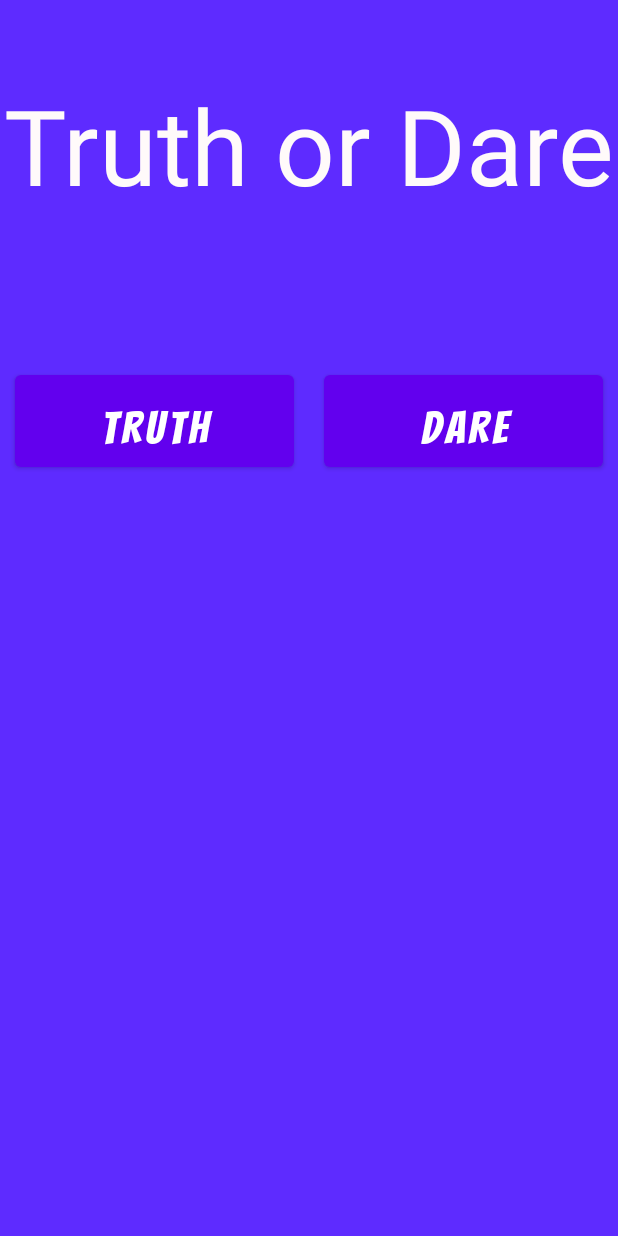
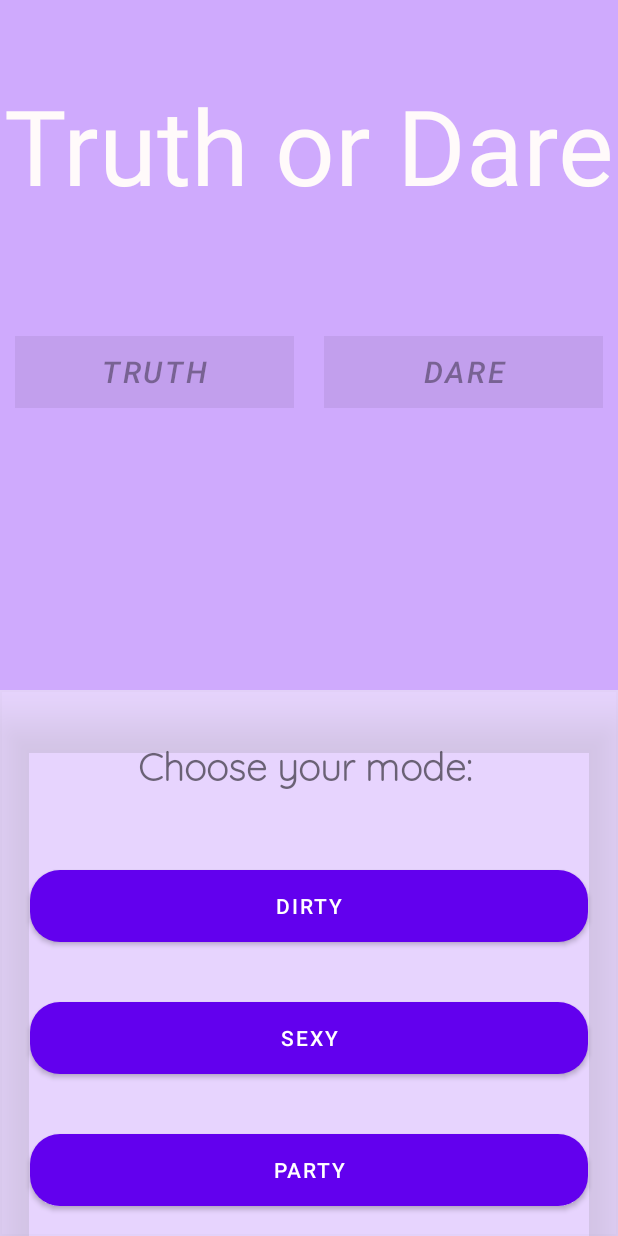
Before and after one commit to denisaT/TruthOrDare, an Android app: the GameFragment screen opened through its navigation route, on a phone screen of 412 x 824 dp. Run offline under Robolectric (Android 15) with nearby library versions, the phone set to English and light mode, and no system bars; our stand-ins replace Room's generated code, data binding; Roboto replaces fonts that are not available here; 1 statement that could not run was skipped.

Commit message:
More code.

```diff
--- a/app/src/main/java/com/denisatrif/truthdare/db/dao/PlayerDao.kt
+++ b/app/src/main/java/com/denisatrif/truthdare/db/dao/PlayerDao.kt
@@ -7,6 +7,8 @@ import com.denisatrif.truthdare.db.model.Player
 interface PlayerDao {
     @Query("SELECT * FROM player ORDER by `order`")
     fun getAll(): List<Player>
+
+
 
     @Query("SELECT * FROM player WHERE id IN (:playerIds)")
     fun loadAllByIds(playerIds: IntArray): List<Player>
--- a/app/src/main/java/com/denisatrif/truthdare/db/dao/TruthDareDao.kt
+++ b/app/src/main/java/com/denisatrif/truthdare/db/dao/TruthDareDao.kt
@@ -4,6 +4,7 @@ import androidx.room.Dao
 import androidx.room.Delete
 import androidx.room.Insert
 import androidx.room.Query
+import com.denisatrif.truthdare.db.model.QuestionType
 import com.denisatrif.truthdare.db.model.TruthDare
 import kotlinx.coroutines.flow.Flow
 
@@ -32,4 +33,10 @@ interface TruthDareDao {
 
     @Query("SELECT * FROM truthdare WHERE isTruth = 0 ORDER BY RANDOM() LIMIT 1")
     fun getRandomDare(): TruthDare
+
+    @Query("SELECT * FROM truthdare WHERE isTruth = 1 AND type = (:qType) ORDER BY RANDOM() LIMIT 1")
+    fun getRandomTruth(qType: QuestionType): TruthDare
+
+    @Query("SELECT * FROM truthdare WHERE isTruth = 0 AND type = (:qType) ORDER BY RANDOM() LIMIT 1")
+    fun getRandomDare(qType: QuestionType): TruthDare
 }
--- a/app/src/main/java/com/denisatrif/truthdare/db/repos/TruthDareRepository.kt
+++ b/app/src/main/java/com/denisatrif/truthdare/db/repos/TruthDareRepository.kt
@@ -1,6 +1,7 @@
 package com.denisatrif.truthdare.db.repos
 
 import com.denisatrif.truthdare.db.dao.TruthDareDao
+import com.denisatrif.truthdare.db.model.QuestionType
 import com.denisatrif.truthdare.db.model.TruthDare
 
 class TruthDareRepository(private val truthDareDao: TruthDareDao) {
@@ -9,8 +10,7 @@ class TruthDareRepository(private val truthDareDao: TruthDareDao) {
     fun getAllDares() = truthDareDao.getAllDares()
 
     fun insertAll(truthDares: List<TruthDare>) = truthDareDao.insertAll(truthDares)
-    fun getRandomTruth() = truthDareDao.getRandomTruth()
-    fun getRandomDare() = truthDareDao.getRandomDare()
-
+    fun getRandomTruth(type: QuestionType) = truthDareDao.getRandomTruth(type)
+    fun getRandomDare(type: QuestionType) = truthDareDao.getRandomDare(type)
 
 }
--- a/app/src/main/java/com/denisatrif/truthdare/screens/EntryScreenFragment.kt
+++ b/app/src/main/java/com/denisatrif/truthdare/screens/EntryScreenFragment.kt
@@ -7,6 +7,7 @@ import android.view.View
 import android.view.ViewGroup
 import androidx.fragment.app.Fragment
 import androidx.lifecycle.lifecycleScope
+import androidx.navigation.fragment.NavHostFragment
 import androidx.navigation.fragment.findNavController
 import com.denisatrif.truthdare.R
 import com.denisatrif.truthdare.databinding.FragmentEntryScreenBinding
--- a/app/src/main/java/com/denisatrif/truthdare/screens/GameFragment.kt
+++ b/app/src/main/java/com/denisatrif/truthdare/screens/GameFragment.kt
@@ -6,17 +6,23 @@ import android.view.View
 import android.view.ViewGroup
 import androidx.fragment.app.Fragment
 import androidx.lifecycle.ViewModelProvider
+import com.denisatrif.truthdare.R
 import com.denisatrif.truthdare.databinding.FragmentGameBinding
 import com.denisatrif.truthdare.db.AppDatabase
+import com.denisatrif.truthdare.db.model.QuestionType
 import com.denisatrif.truthdare.screens.GameFragment.Callback
 import com.denisatrif.truthdare.viewmodel.GameViewModel
 import com.denisatrif.truthdare.viewmodel.GameViewModelFactory
+import com.google.android.material.bottomsheet.BottomSheetBehavior
+import com.google.android.material.bottomsheet.BottomSheetBehavior.*
 
 
 class GameFragment : Fragment() {
 
     private lateinit var gameViewModel: GameViewModel
     private var _binding: FragmentGameBinding? = null
+    private var bottomSheetBehavior: BottomSheetBehavior<View>? = null
+    private var questionType = QuestionType.PARTY
 
     // This property is only valid between onCreateView and
     // onDestroyView.
@@ -35,15 +41,21 @@ class GameFragment : Fragment() {
                 lifecycleOwner = viewLifecycleOwner
                 callback = Callback { isTruth ->
                     if (isTruth) {
-                        gameViewModel.getRandomTruth().observe(lifecycleOwner!!, {
+                        gameViewModel.getRandomTruth(questionType).observe(lifecycleOwner!!, {
                             binding.questionContent.text = it.question
+                            binding.player = gameViewModel.getNextPlayer()
                         })
                     } else {
-                        gameViewModel.getRandomDare().observe(lifecycleOwner!!, {
+                        gameViewModel.getRandomDare(questionType).observe(lifecycleOwner!!, {
                             binding.questionContent.text = it.question
+                            binding.player = gameViewModel.getNextPlayer()
                         })
                     }
                 }
+                gameViewModel.getAllPlayers().observe(lifecycleOwner!!, {
+                    gameViewModel.players = it.toMutableList()
+                    binding.player = gameViewModel.getCurrentPlayer()
+                })
 
             }
         return binding.root
@@ -51,6 +63,52 @@ class GameFragment : Fragment() {
 
     override fun onViewCreated(view: View, savedInstanceState: Bundle?) {
         super.onViewCreated(view, savedInstanceState)
+        bottomSheetBehavior = from(binding.includedLayout.standardBottomSheet)
+        bottomSheetBehavior!!.addBottomSheetCallback(bottomSheetCallback)
+        bottomSheetBehavior!!.peekHeight = 200
+        bottomSheetBehavior!!.state = STATE_EXPANDED
+
+        disableMainScreen()
+
+        binding.includedLayout.dirtyModeButton.setOnClickListener {
+            questionType = QuestionType.DIRTY
+            binding.includedLayout.modeTv.text = getString(R.string.dirty)
+        }
+        binding.includedLayout.sexyModeButton.setOnClickListener {
+            questionType = QuestionType.SEXY
+            binding.includedLayout.modeTv.text = getString(R.string.sexy)
+        }
+        binding.includedLayout.partyModeButton.setOnClickListener {
+            questionType = QuestionType.PARTY
+            binding.includedLayout.modeTv.text = getString(R.string.party)
+        }
+    }
+
+    private val bottomSheetCallback = object : BottomSheetBehavior.BottomSheetCallback() {
+        override fun onStateChanged(bottomSheet: View, newState: Int) {
+            if (newState == STATE_EXPANDED) {
+                disableMainScreen()
+            } else if (newState == STATE_COLLAPSED) {
+                binding.dareButton.isEnabled = true
+                binding.truthButton.isEnabled = true
+                binding.gameScreenContainer.setBackgroundResource(R.drawable.game_container_background)
+            } else if ((bottomSheetBehavior!!.state == STATE_EXPANDED ||
+                        bottomSheetBehavior!!.state == STATE_COLLAPSED)
+                && newState == STATE_DRAGGING
+            ) {
+                bottomSheetBehavior!!.state = STATE_COLLAPSED
+            }
+        }
+
+        override fun onSlide(bottomSheet: View, slideOffset: Float) {
+            //Toast.makeText(context, "onSlide", Toast.LENGTH_LONG).show()
+        }
+    }
+
+    private fun disableMainScreen() {
+        binding.dareButton.isEnabled = false
+        binding.truthButton.isEnabled = false
+        binding.gameScreenContainer.setBackgroundResource(R.color.purple_200_alpha)
     }
 
     override fun onDestroyView() {
--- a/app/src/main/java/com/denisatrif/truthdare/screens/PlayersFragment.kt
+++ b/app/src/main/java/com/denisatrif/truthdare/screens/PlayersFragment.kt
@@ -9,6 +9,7 @@ import androidx.core.view.size
 import androidx.core.widget.doAfterTextChanged
 import androidx.fragment.app.Fragment
 import androidx.lifecycle.ViewModelProvider
+import androidx.navigation.fragment.NavHostFragment
 import androidx.navigation.fragment.findNavController
 import com.denisatrif.truthdare.R
 import com.denisatrif.truthdare.databinding.FragmentPlayersBinding
--- a/app/src/main/java/com/denisatrif/truthdare/viewmodel/GameViewModel.kt
+++ b/app/src/main/java/com/denisatrif/truthdare/viewmodel/GameViewModel.kt
@@ -4,28 +4,61 @@ import androidx.lifecycle.LiveData
 import androidx.lifecycle.MutableLiveData
 import androidx.lifecycle.ViewModel
 import androidx.lifecycle.viewModelScope
+import com.denisatrif.truthdare.db.model.Player
+import com.denisatrif.truthdare.db.model.QuestionType
 import com.denisatrif.truthdare.db.model.TruthDare
+import com.denisatrif.truthdare.db.repos.PlayersRepository
 import com.denisatrif.truthdare.db.repos.TruthDareRepository
 import kotlinx.coroutines.Dispatchers
 import kotlinx.coroutines.launch
 
-class GameViewModel(private val truthDaresRepository: TruthDareRepository) : ViewModel() {
+class GameViewModel(
+    private val truthDaresRepository: TruthDareRepository,
+    private val playersRepository: PlayersRepository
+) : ViewModel() {
 
-    fun getRandomTruth(): LiveData<TruthDare> {
+    var players = mutableListOf<Player>()
+    var currentPlayerPosition = 0
+
+    fun nextPlayer() {
+        if (currentPlayerPosition < players.size - 1) {
+            currentPlayerPosition++
+        } else {
+            currentPlayerPosition = 0
+        }
+    }
+
+    fun getAllPlayers(): LiveData<List<Player>> {
+        val liveData = MutableLiveData<List<Player>>()
+        viewModelScope.launch(Dispatchers.IO) {
+            val players = playersRepository.getAllPlayers()
+            liveData.postValue(players)
+        }
+        return liveData
+    }
+
+    fun getCurrentPlayer() = players[currentPlayerPosition]
+
+    fun getRandomTruth(type: QuestionType): LiveData<TruthDare> {
         val liveData = MutableLiveData<TruthDare>()
         viewModelScope.launch(Dispatchers.IO) {
-            val randomTruth = truthDaresRepository.getRandomTruth()
+            val randomTruth = truthDaresRepository.getRandomTruth(type)
             liveData.postValue(randomTruth)
         }
         return liveData
     }
 
-    fun getRandomDare(): LiveData<TruthDare> {
+    fun getRandomDare(type: QuestionType): LiveData<TruthDare> {
         val liveData = MutableLiveData<TruthDare>()
         viewModelScope.launch(Dispatchers.IO) {
-            val randomDare = truthDaresRepository.getRandomDare()
+            val randomDare = truthDaresRepository.getRandomDare(type)
             liveData.postValue(randomDare)
         }
         return liveData
     }
+
+    fun getNextPlayer(): Player {
+        nextPlayer()
+        return players[currentPlayerPosition]
+    }
 }
--- a/app/src/main/java/com/denisatrif/truthdare/viewmodel/GameViewModelFactory.kt
+++ b/app/src/main/java/com/denisatrif/truthdare/viewmodel/GameViewModelFactory.kt
@@ -3,11 +3,15 @@ package com.denisatrif.truthdare.viewmodel
 import androidx.lifecycle.ViewModel
 import androidx.lifecycle.ViewModelProvider
 import com.denisatrif.truthdare.db.AppDatabase
+import com.denisatrif.truthdare.db.repos.PlayersRepository
 import com.denisatrif.truthdare.db.repos.TruthDareRepository
 
-class GameViewModelFactory(private val appDatabase: AppDatabase): ViewModelProvider.Factory {
+class GameViewModelFactory(private val appDatabase: AppDatabase) : ViewModelProvider.Factory {
 
     override fun <T : ViewModel?> create(modelClass: Class<T>): T {
-        return GameViewModel(TruthDareRepository(appDatabase.truthDareDao())) as T
+        return GameViewModel(
+            TruthDareRepository(appDatabase.truthDareDao()),
+            PlayersRepository(appDatabase.playerDao())
+        ) as T
     }
 }
--- /dev/null
+++ b/app/src/main/res/drawable/game_container_background.xml
@@ -0,0 +1,8 @@
+<?xml version="1.0" encoding="utf-8"?>
+<shape xmlns:android="http://schemas.android.com/apk/res/android">
+    <gradient
+        android:angle="90"
+        android:centerColor="@color/white"
+        android:endColor="@color/purple_200"
+        android:startColor="#FFD7C8E8" />
+</shape>
--- /dev/null
+++ b/app/src/main/res/drawable/mode_button_gradient.xml
@@ -0,0 +1,11 @@
+<?xml version="1.0" encoding="utf-8"?>
+<shape xmlns:android="http://schemas.android.com/apk/res/android">
+    <gradient
+        android:angle="90"
+        android:centerColor="@color/white"
+        android:endColor="@color/purple_500"
+        android:startColor="@color/purple_200"
+        android:type="sweep" />
+
+    <corners android:radius="20dp" />
+</shape>
--- a/app/src/main/res/layout/fragment_game.xml
+++ b/app/src/main/res/layout/fragment_game.xml
@@ -17,9 +17,10 @@
 
 
     <androidx.constraintlayout.widget.ConstraintLayout
+        android:id="@+id/game_screen_container"
         android:layout_width="match_parent"
         android:layout_height="match_parent"
-        android:background="@color/primary_color">
+        android:background="@drawable/game_container_background">
 
         <TextView
             android:id="@+id/textview_first"
@@ -38,29 +39,40 @@
             android:id="@+id/player_name"
             android:layout_width="wrap_content"
             android:layout_height="wrap_content"
-            android:layout_marginTop="50dp"
             android:layout_marginBottom="50dp"
+            android:fontFamily="@font/quicksand_light"
             android:text="@{player.name}"
             android:textColor="@color/white"
             android:textSize="30sp"
-            android:textStyle="italic"
+            android:textStyle="bold"
+            app:layout_constraintBottom_toTopOf="@+id/buttons_container"
             app:layout_constraintEnd_toEndOf="parent"
             app:layout_constraintStart_toStartOf="parent"
             app:layout_constraintTop_toBottomOf="@+id/textview_first"
             tools:text="DENISUCA" />
+
+        <LinearLayout
+            android:id="@+id/buttons_container"
+            android:layout_width="match_parent"
+            android:layout_height="wrap_content"
+            android:layout_marginTop="30dp"
+            android:orientation="horizontal"
+            app:layout_constraintEnd_toEndOf="parent"
+            app:layout_constraintStart_toStartOf="parent"
+            app:layout_constraintTop_toBottomOf="@+id/player_name">
 
             <Button
                 android:id="@+id/truth_button"
                 android:layout_width="0dp"
                 android:layout_height="wrap_content"
                 android:layout_margin="10dp"
-            android:fontFamily="@font/bangers"
+                android:layout_weight="1"
+                android:translationZ="10dp"
+                android:background="@color/half_white_transparent"
                 android:onClick="@{() -> callback.generateRandom(true)}"
                 android:text="@string/truth"
-            android:textSize="30sp"
-            app:layout_constraintLeft_toLeftOf="parent"
-            app:layout_constraintRight_toLeftOf="@+id/guideline"
-            app:layout_constraintTop_toBottomOf="@+id/player_name" />
+                android:textSize="20sp"
+                android:textStyle="italic" />
 
             <androidx.constraintlayout.widget.Guideline
                 android:id="@+id/guideline"
@@ -75,26 +87,41 @@
                 android:layout_height="wrap_content"
                 android:layout_margin="10dp"
                 android:layout_marginEnd="4dp"
-            android:fontFamily="@font/bangers"
+                android:layout_weight="1"
+                android:background="@color/half_white_transparent"
                 android:onClick="@{() -> callback.generateRandom(false)}"
                 android:text="@string/dare"
-            android:textSize="30sp"
-            app:layout_constraintLeft_toRightOf="@+id/guideline"
-            app:layout_constraintRight_toRightOf="parent"
-            app:layout_constraintTop_toBottomOf="@+id/player_name" />
+                android:textSize="20sp"
+                android:textStyle="italic" />
+
+        </LinearLayout>
 
         <TextView
             android:id="@+id/question_content"
             android:layout_width="wrap_content"
             android:layout_height="wrap_content"
-            android:padding="20dp"
-            android:fontFamily="@font/bangers"
-            android:textColor="@color/white"
+            android:fontFamily="@font/quicksand_light"
+            android:gravity="center_horizontal"
+            android:padding="50dp"
+            android:textColor="@color/black"
             android:textSize="25sp"
             app:layout_constraintEnd_toEndOf="parent"
             app:layout_constraintStart_toStartOf="parent"
-            app:layout_constraintTop_toBottomOf="@+id/truth_button"
-            tools:text="Question zdflsajdfslkagfjlskafdlskafdslkahdfsakldhfklasjhdfklasjdhfkasjhdfksajhflskhfksjdskdddddddddddddddd" />
+            app:layout_constraintTop_toBottomOf="@+id/buttons_container"
+            tools:text="Question" />
 
+        <androidx.coordinatorlayout.widget.CoordinatorLayout
+            android:id="@+id/bottom_sheet_layout"
+            android:layout_width="match_parent"
+            android:layout_height="wrap_content"
+            app:layout_constraintBottom_toBottomOf="parent"
+            app:layout_constraintEnd_toEndOf="parent"
+            app:layout_constraintStart_toStartOf="parent">
+
+            <include
+                android:id="@+id/included_layout"
+                layout="@layout/game_bottom_sheet" />
+
+        </androidx.coordinatorlayout.widget.CoordinatorLayout>
     </androidx.constraintlayout.widget.ConstraintLayout>
 </layout>
--- /dev/null
+++ b/app/src/main/res/layout/game_bottom_sheet.xml
@@ -0,0 +1,47 @@
+<?xml version="1.0" encoding="utf-8"?>
+<layout xmlns:android="http://schemas.android.com/apk/res/android">
+
+    <LinearLayout xmlns:app="http://schemas.android.com/apk/res-auto"
+        android:id="@+id/standard_bottom_sheet"
+        style="@style/ModalBottomSheetDialog"
+        android:layout_width="match_parent"
+        android:layout_height="wrap_content"
+        android:orientation="vertical"
+        app:layout_behavior="com.google.android.material.bottomsheet.BottomSheetBehavior">
+
+        <TextView
+            android:id="@+id/mode_tv"
+            android:layout_width="match_parent"
+            android:layout_height="100dp"
+            android:gravity="center"
+            android:textStyle="bold"
+            android:text="@string/choose_your_mode"
+            android:fontFamily="@font/quicksand_light"
+            android:textSize="25sp" />
+
+        <Button
+            android:id="@+id/dirty_mode_button"
+            android:layout_width="match_parent"
+            android:layout_height="wrap_content"
+            android:layout_margin="20dp"
+            android:background="@drawable/mode_button_gradient"
+            android:text="@string/dirty" />
+
+        <Button
+            android:id="@+id/sexy_mode_button"
+            android:layout_width="match_parent"
+            android:layout_height="wrap_content"
+            android:layout_margin="20dp"
+            android:background="@drawable/mode_button_gradient"
+            android:text="@string/sexy" />
+
+        <Button
+            android:id="@+id/party_mode_button"
+            android:layout_width="match_parent"
+            android:layout_height="wrap_content"
+            android:layout_margin="20dp"
+            android:background="@drawable/mode_button_gradient"
+            android:text="@string/party" />
+
+    </LinearLayout>
+</layout>
--- a/app/src/main/res/values/colors.xml
+++ b/app/src/main/res/values/colors.xml
@@ -1,6 +1,7 @@
 <?xml version="1.0" encoding="utf-8"?>
 <resources>
     <color name="purple_200">#FFBB86FC</color>
+    <color name="purple_200_alpha">#B3BB86FC</color>
     <color name="purple_500">#FF6200EE</color>
     <color name="purple_700">#FF3700B3</color>
     <color name="teal_200">#FF03DAC5</color>
@@ -11,4 +12,6 @@
     <color name="primary_color_light">#AF99FF</color>
     <color name="secondary_color">#C04CFD</color>
     <color name="snow_text_color">#FFFAFA</color>
+    <color name="half_black_transparent">#80000000</color>
+    <color name="half_white_transparent">#80FFFFFF</color>
 </resources>
--- a/app/src/main/res/values/strings.xml
+++ b/app/src/main/res/values/strings.xml
@@ -20,4 +20,9 @@
     <string name="ok">OK</string>
     <string name="not_enough_players_message">In order to start the game you must add at least 2 players.</string>
     <string name="not_enough_players_title">Not enough players</string>
+    <string name="dirty">Dirty</string>
+    <string name="sexy">Sexy</string>
+    <string name="party">Party</string>
+    <string name="mode">Mode</string>
+    <string name="choose_your_mode">"Choose your mode: "</string>
 </resources>
--- /dev/null
+++ b/app/src/main/res/values/styles.xml
@@ -0,0 +1,14 @@
+<?xml version="1.0" encoding="utf-8"?>
+<resources>
+    <style name="ModalBottomSheetDialog" parent="Widget.MaterialComponents.BottomSheet.Modal">
+        <item name="backgroundTint">@color/half_white_transparent</item>
+        <item name="shapeAppearance">@style/ShapeAppearance.TruthDare.LargeComponent</item>
+    </style>
+
+    <style name="ShapeAppearance.TruthDare.LargeComponent" parent="ShapeAppearance.MaterialComponents.LargeComponent">
+        <item name="cornerFamily">rounded</item>
+        <item name="cornerSize">130dp</item>
+    </style>
+
+
+</resources>
```
Also changed, not shown: app/build.gradle (+4 -4 lines), app/src/main/java/com/denisatrif/truthdare/screens/ModalBottomSheetFragment.kt (added, +41 -0 lines), app/src/main/res/drawable/party_mode_button_shape.xml (added, +8 -0 lines), app/src/main/res/drawable/sexy_mode_button_shape.xml (added, +8 -0 lines), app/src/main/res/font/quicksand_light.ttf (added). Lines whose indentation alone changed are shown as unchanged.
